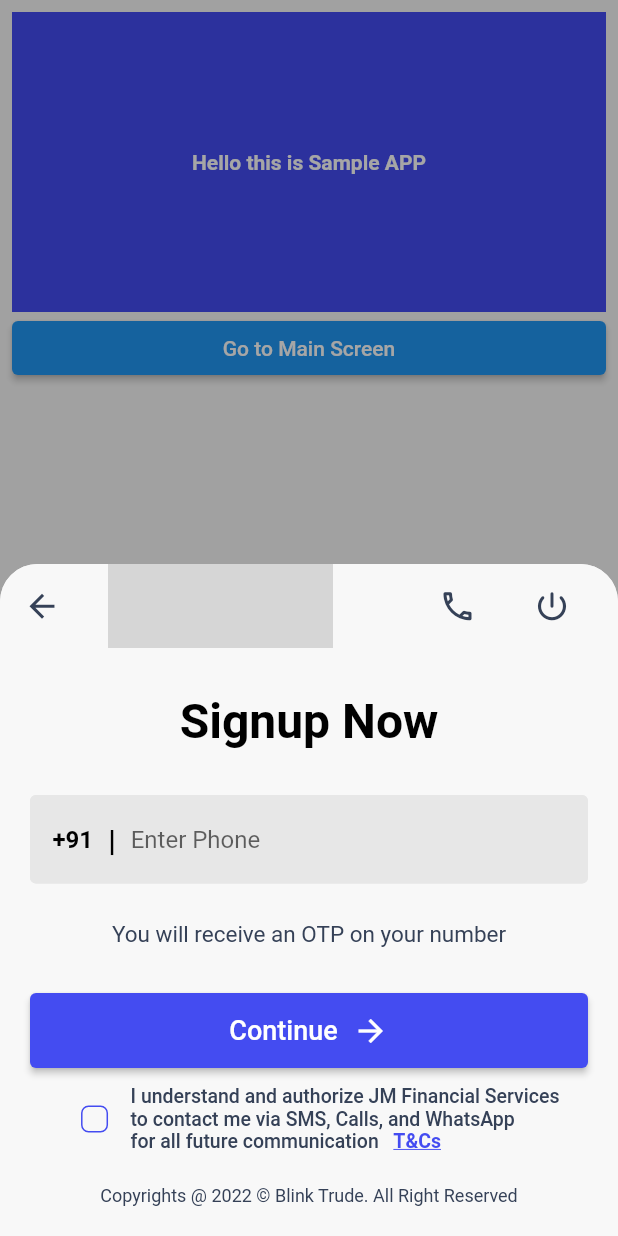
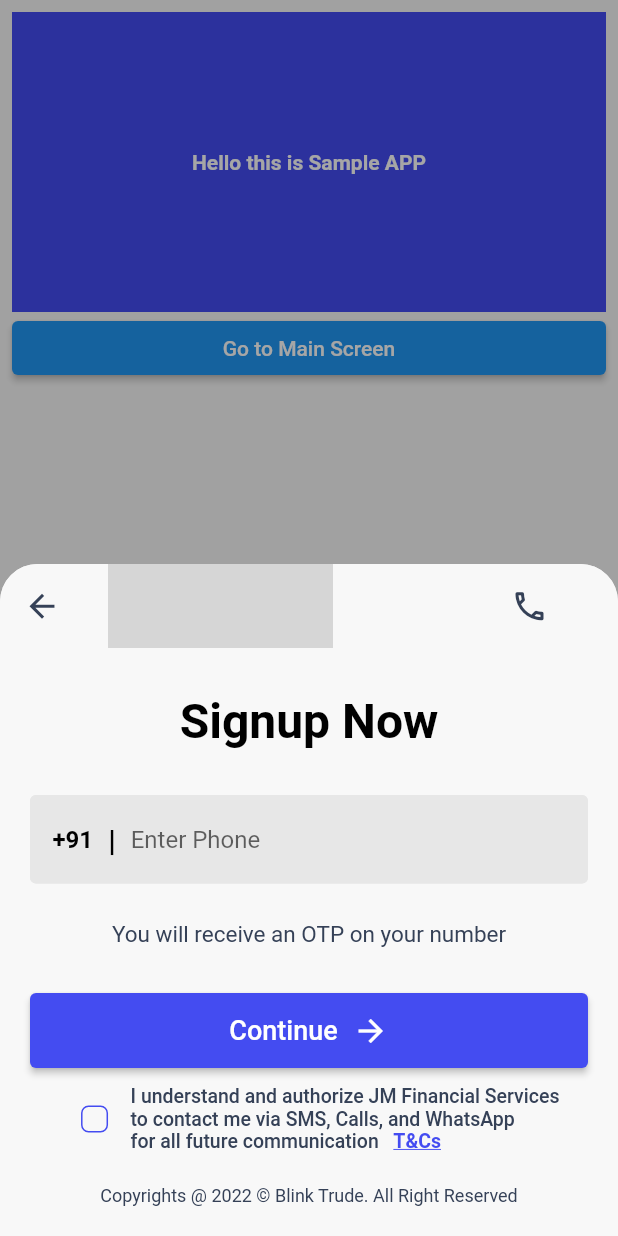
Before and after one commit to vancityAyush/diy_plugin, a Flutter app: the screen it shows after launch, after a tap on "Go to Main Screen", on a phone screen of 412 x 824 dp. Run offline on Flutter 3.47's test engine with Material 2 defaults, Android fonts, the phone set to English and light mode, and no system bars; our stand-ins replace dio, dotted_border, flutter_secure_storage, flutter_signin_button, fluttertoast, get and 5 more; missing offline and left inert: encrypt, pointycastle; Roboto replaces fonts that are missing (BeVietnamPro); grey boxes are pictures that could not be loaded.

Commit message:
UPDATE: PAN Dialog

```diff
--- a/lib/diy.dart
+++ b/lib/diy.dart
@@ -64,11 +64,11 @@ class FlutterDIY {
             initialRoute: "/",
             routes: {
               "/": SignUpPage(),
-              "/otp": OtpPage(),
+              "/otp": const OtpPage(),
               "/form-email": const EmailPage(),
-              "/verify-email": VerifyEmail(),
+              "/verify-email": const VerifyEmail(),
               "/enter-pan": EnterPAN(),
-              "/pan-upload": PanUploadPage(),
+              "/pan-upload": const PanUploadPage(),
             },
           ),
         );
--- a/lib/modules/verify-mobile/ui/signup.dart
+++ b/lib/modules/verify-mobile/ui/signup.dart
@@ -9,21 +9,42 @@ import 'package:flutter/gestures.dart';
 import 'package:flutter/material.dart';
 import 'package:get/get.dart';
 import 'package:modal_bottom_sheet/modal_bottom_sheet.dart';
+
 import '../../../utils/theme_files/app_colors.dart';
 import '../../../widget/button_state.dart';
 import '../../../widget/header.dart';
 
-class SignUpPage extends StatelessWidget {
+class SignUpPage extends StatefulWidget {
+  final isReadOnly;
+
+  const SignUpPage({Key? key, this.isReadOnly = false}) : super(key: key);
+
+  @override
+  State<SignUpPage> createState() => _SignUpPageState();
+}
+
+class _SignUpPageState extends State<SignUpPage> {
   final OAuthService _oAuthService = getIt<OAuthService>();
-  final isReadOnly;
+
   final PressedState pressController = Get.put(PressedState());
+
   final TextEditingController __phoneController = TextEditingController();
+
+  RxBool isSwitched = false.obs;
   final isLogged = false.obs;
-  SignUpPage({Key? key, this.isReadOnly = false}) : super(key: key);
+
+  @override
+  void initState() {
+    if (widget.isReadOnly) {
+      if (_oAuthService.currentUser != null) {
+        __phoneController.text = _oAuthService.currentUser!.Mobile!;
+      }
+    }
+    super.initState();
+  }
 
   @override
   Widget build(BuildContext context) {
-    RxBool isSwitched = false.obs;
     return SafeArea(
       child: SingleChildScrollView(
         controller: ModalScrollController.of(context),
@@ -31,7 +52,9 @@ class SignUpPage extends StatelessWidget {
           mainAxisSize: MainAxisSize.min,
           crossAxisAlignment: CrossAxisAlignment.center,
           children: [
-            Header(),
+            Header(
+              showLogout: false,
+            ),
             const SizedBox(height: 20),
             const TitleText(
               text: 'Signup Now',
@@ -68,7 +91,7 @@ class SignUpPage extends StatelessWidget {
               ),
             ),
             const SizedBox(height: 15),
-            SubtitleText(text: "You will receive an OTP on your number"),
+            const SubtitleText(text: "You will receive an OTP on your number"),
             const SizedBox(height: 30),
             Obx(() {
               return pressController.isLoading.isTrue
--- a/lib/network/oauth_service.dart
+++ b/lib/network/oauth_service.dart
@@ -21,7 +21,7 @@ class OAuthService {
   OAuthService(this._http, this._storage);
 
   StreamController<User?> userController = StreamController<User>();
-  dynamic currentUser;
+  User? currentUser;
   dynamic response;
 
   Stream<User?> get authStateChange {
--- a/lib/widget/header.dart
+++ b/lib/widget/header.dart
@@ -4,10 +4,11 @@ import 'package:flutter/material.dart';
 import 'package:get/get.dart';
 import 'package:url_launcher/url_launcher.dart';
 
-import '../diy.dart';
-import 'navigator/bottom_modal_navigator.dart';
+class Header extends StatelessWidget {
+  final bool showLogout;
 
-class Header extends StatelessWidget {
+  Header({this.showLogout = true});
+
   BottomSheetNavigator navigator = Get.find<BottomSheetNavigator>();
   @override
   Widget build(BuildContext context) {
@@ -50,7 +51,9 @@ class Header extends StatelessWidget {
             ),
           ),
           const SizedBox(width: 15),
-          IconButton(
+          Visibility(
+            visible: showLogout,
+            child: IconButton(
               onPressed: () {
                 Navigator.of(context).pop();
               },
@@ -60,6 +63,7 @@ class Header extends StatelessWidget {
                 color: AppColors.primaryAccent(context),
               ),
             ),
+          ),
           const SizedBox(width: 20),
         ],
       ),
--- a/lib/widget/next_button.dart
+++ b/lib/widget/next_button.dart
@@ -16,7 +16,7 @@ class NextButton extends StatelessWidget {
   @override
   Widget build(BuildContext context) {
     return Padding(
-        padding: EdgeInsets.symmetric(horizontal: 20),
+        padding: const EdgeInsets.symmetric(horizontal: 20),
         child: MaterialButton(
           onPressed: onPressed,
           color: AppColors.primaryColor(context),
```
Lines whose indentation alone changed are shown as unchanged.
